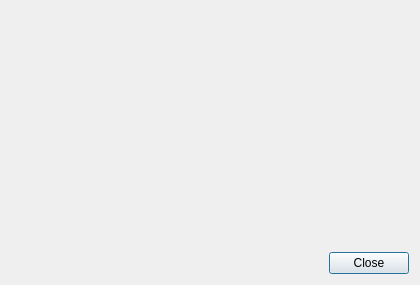
Above: buttermanager/buttermanager/ui/GeneralInfoWindow.ui from egara/buttermanager before the change. Below: the same form after it.
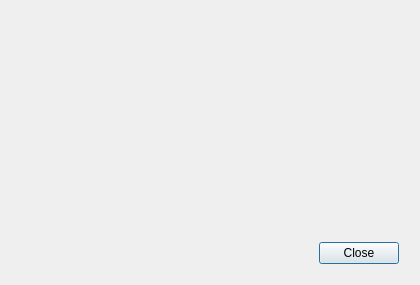
That is the form after the change.

Commit message: Changin a little bit all the layouts

The edit to the form file:
```diff
--- a/buttermanager/buttermanager/ui/GeneralInfoWindow.ui
+++ b/buttermanager/buttermanager/ui/GeneralInfoWindow.ui
@@ -16,6 +16,18 @@
   <layout class="QVBoxLayout" name="verticalLayout_2">
    <item>
     <layout class="QVBoxLayout" name="verticalLayout">
+     <property name="leftMargin">
+      <number>10</number>
+     </property>
+     <property name="topMargin">
+      <number>10</number>
+     </property>
+     <property name="rightMargin">
+      <number>10</number>
+     </property>
+     <property name="bottomMargin">
+      <number>10</number>
+     </property>
      <item>
       <widget class="QLabel" name="label_info">
        <property name="text">
```
The commit also changes 6 other files.
